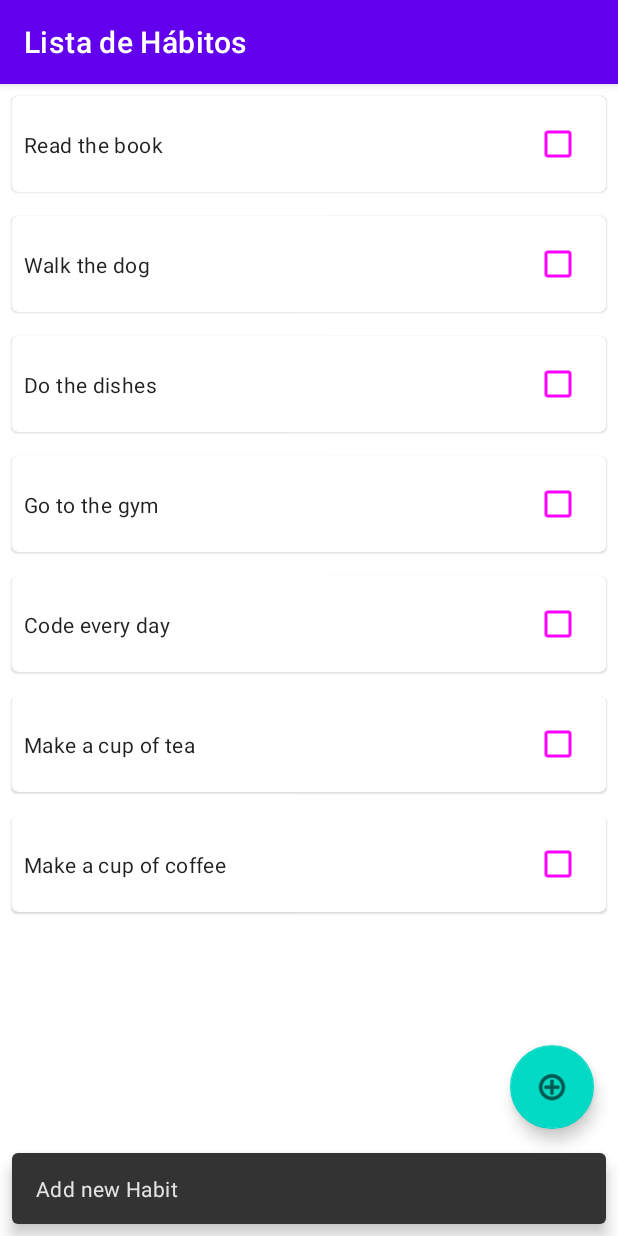
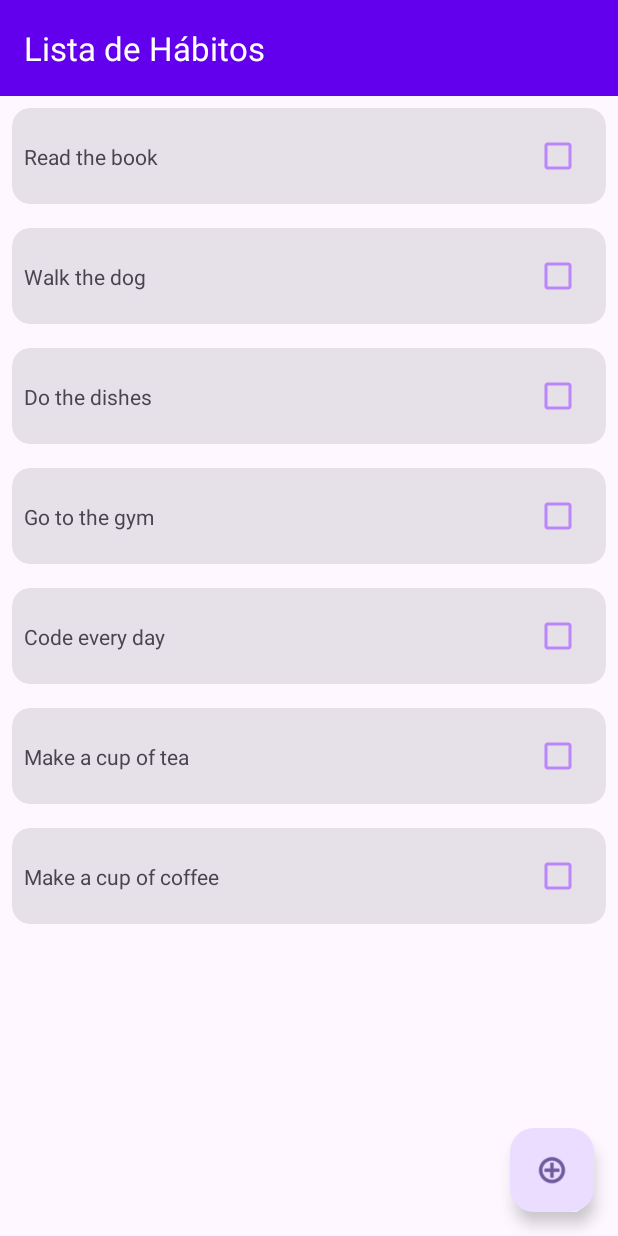
Before and after one commit to lucasmontano/carreiranomundomobile, an Android app: the screen it shows after launch (MainActivity), after a tap on an icon or button, on a phone screen of 412 x 824 dp. Run offline under Robolectric (Android 15) with nearby library versions, the phone set to English and light mode, and no system bars; our stand-ins replace navigation-ui.

Commit message:
extending material 3 in themes

```diff
--- a/app/src/main/java/com/lucasmontano/carreiranomundomobile/MainActivity.kt
+++ b/app/src/main/java/com/lucasmontano/carreiranomundomobile/MainActivity.kt
@@ -6,7 +6,7 @@ import androidx.navigation.findNavController
 import androidx.navigation.ui.AppBarConfiguration
 import androidx.navigation.ui.navigateUp
 import androidx.navigation.ui.setupActionBarWithNavController
-import com.google.android.material.snackbar.Snackbar
+import com.lucasmontano.carreiranomundomobile.dummy.MockHabits
 import com.lucasmontano.carreiranomundomobile.databinding.ActivityMainBinding
 
 class MainActivity : AppCompatActivity() {
@@ -22,11 +22,8 @@ class MainActivity : AppCompatActivity() {
     setSupportActionBar(binding.toolbar)
     setupNavigation()
 
-    binding.fab.setOnClickListener { view ->
-      Snackbar
-        .make(view, "Add new Habit", Snackbar.LENGTH_LONG)
-        .setAction("Add", null)
-        .show()
+    binding.fab.setOnClickListener {
+      MockHabits.addRandomHabit()
     }
   }
 
--- a/app/src/main/java/com/lucasmontano/carreiranomundomobile/collections/HabitListFragment.kt
+++ b/app/src/main/java/com/lucasmontano/carreiranomundomobile/collections/HabitListFragment.kt
@@ -7,6 +7,7 @@ import android.view.ViewGroup
 import androidx.fragment.app.Fragment
 import androidx.recyclerview.widget.LinearLayoutManager
 import com.lucasmontano.carreiranomundomobile.databinding.FragmentHabitListBinding
+import com.lucasmontano.carreiranomundomobile.dummy.MockHabits
 
 /**
  * A [Fragment] that displays a list of habits.
--- a/app/src/main/java/com/lucasmontano/carreiranomundomobile/collections/MockHabits.kt
+++ b/app/src/main/java/com/lucasmontano/carreiranomundomobile/dummy/MockHabits.kt
@@ -1,5 +1,6 @@
-package com.lucasmontano.carreiranomundomobile.collections
+package com.lucasmontano.carreiranomundomobile.dummy
 
+import com.lucasmontano.carreiranomundomobile.collections.HabitItem
 import java.util.*
 
 /**
@@ -44,4 +45,29 @@ object MockHabits {
       isCompleted = false
     )
   )
+
+  fun addRandomHabit() {
+    val habitItem = HabitItem(
+      id = UUID.randomUUID().toString(),
+      title = habitsTitle[Random().nextInt(habitsTitle.size)],
+      isCompleted = false
+    )
+    habitItemList.add(habitItem)
+  }
+
+  private val habitsTitle = listOf(
+    "Read the book",
+    "Walk the dog",
+    "Do the dishes",
+    "Go to the gym",
+    "Code every day",
+    "Make a cup of tea",
+    "Make a cup of coffee",
+    "Make the bed",
+    "Have a nice day",
+    "Eat some food",
+    "Drink some water",
+    "Relax",
+    "Meditate",
+  )
 }
--- a/app/src/main/res/layout/habit_item.xml
+++ b/app/src/main/res/layout/habit_item.xml
@@ -3,7 +3,7 @@
     xmlns:app="http://schemas.android.com/apk/res-auto"
     xmlns:tools="http://schemas.android.com/tools"
     android:id="@+id/habitItem"
-    style="@style/Widget.MaterialComponents.CardView"
+    style="?attr/materialCardViewFilledStyle"
     android:layout_width="match_parent"
     android:layout_height="wrap_content">
 
@@ -14,7 +14,6 @@
 
         <TextView
             android:id="@+id/titleTextView"
-            style="@style/TextAppearance.Material3.BodyMedium"
             android:layout_width="0dp"
             android:layout_height="wrap_content"
             android:layout_marginEnd="@dimen/simple_margin"
@@ -26,7 +25,6 @@
 
         <CheckBox
             android:id="@+id/completeCheckBox"
-            style="@style/Widget.Material3.CompoundButton.CheckBox"
             android:layout_width="wrap_content"
             android:layout_height="wrap_content"
             app:layout_constraintBottom_toBottomOf="parent"
--- a/app/src/main/res/values-night/themes.xml
+++ b/app/src/main/res/values-night/themes.xml
@@ -1,6 +1,6 @@
 <resources xmlns:tools="http://schemas.android.com/tools">
     <!-- Base application theme. -->
-    <style name="Theme.CarreiraNoMundoMobile" parent="Theme.MaterialComponents.DayNight.DarkActionBar">
+    <style name="Theme.CarreiraNoMundoMobile" parent="Theme.Material3.DayNight">
         <!-- Primary brand color. -->
         <item name="colorPrimary">@color/purple_200</item>
         <item name="colorPrimaryVariant">@color/purple_700</item>
@@ -10,7 +10,7 @@
         <item name="colorSecondaryVariant">@color/teal_200</item>
         <item name="colorOnSecondary">@color/black</item>
         <!-- Status bar color. -->
-        <item name="android:statusBarColor" tools:targetApi="l">?attr/colorPrimaryVariant</item>
+        <item name="android:statusBarColor">?attr/colorPrimaryVariant</item>
         <!-- Customize your theme here. -->
     </style>
 </resources>
--- a/app/src/main/res/values/themes.xml
+++ b/app/src/main/res/values/themes.xml
@@ -1,6 +1,6 @@
 <resources xmlns:tools="http://schemas.android.com/tools">
     <!-- Base application theme. -->
-    <style name="Theme.CarreiraNoMundoMobile" parent="Theme.MaterialComponents.DayNight.DarkActionBar">
+    <style name="Theme.CarreiraNoMundoMobile" parent="Theme.Material3.DayNight">
         <!-- Primary brand color. -->
         <item name="colorPrimary">@color/purple_500</item>
         <item name="colorPrimaryVariant">@color/purple_700</item>
@@ -12,6 +12,14 @@
         <!-- Status bar color. -->
         <item name="android:statusBarColor" tools:targetApi="l">?attr/colorPrimaryVariant</item>
         <!-- Customize your theme here. -->
+        <item name="colorSurface">@color/white</item>
+        <item name="colorOnSurfaceVariant">@color/purple_200</item>
+        <item name="shapeAppearanceMediumComponent">@style/ShapeAppearance.App.MediumComponent</item>
+    </style>
+
+    <style name="ShapeAppearance.App.MediumComponent" parent="ShapeAppearance.Material3.MediumComponent">
+        <item name="cornerFamily">cut</item>
+        <item name="cornerSize">8dp</item>
     </style>
 
     <style name="Theme.CarreiraNoMundoMobile.NoActionBar">
```
